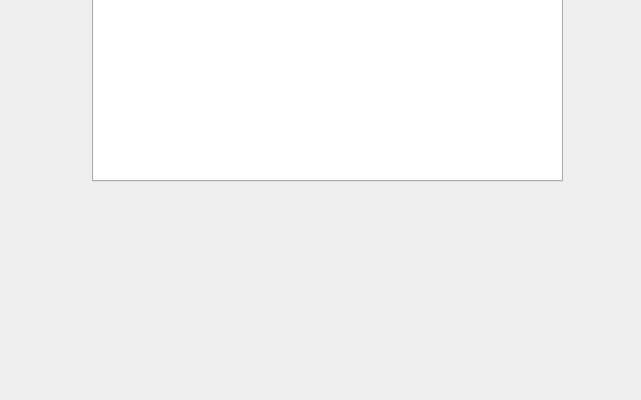
First picture: the form in untitled/mainwindow.ui, repository nidyas/Home-delivery-project_2A13, before the edit; both pictures show x 0 to 641 and y 200 to 600 of the 800 by 600 pixel window.
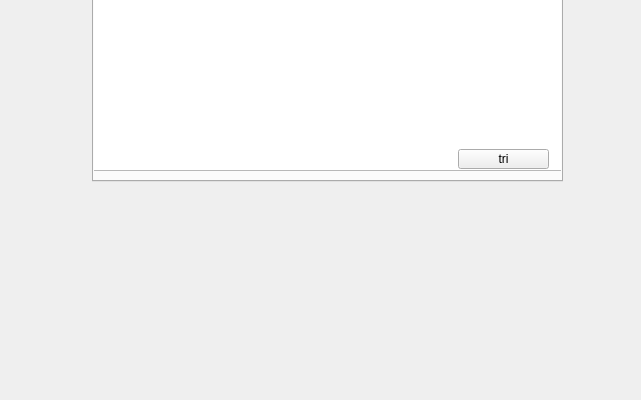
Second picture: the form after the edit. The open tabs and pages were chosen to show the change.

What changed in the file:
```diff
--- a/untitled/mainwindow.ui
+++ b/untitled/mainwindow.ui
@@ -151,10 +151,23 @@
           <x>5</x>
           <y>-9</y>
           <width>471</width>
-          <height>301</height>
+          <height>281</height>
          </rect>
         </property>
        </widget>
+       <widget class="QPushButton" name="tributt">
+        <property name="geometry">
+         <rect>
+          <x>370</x>
+          <y>250</y>
+          <width>91</width>
+          <height>20</height>
+         </rect>
+        </property>
+        <property name="text">
+         <string>tri</string>
+        </property>
+       </widget>
       </widget>
       <widget class="QWidget" name="tab_5">
        <attribute name="title">
```
Left out of the diff: 2 changed lines with no effect on the pictures.
